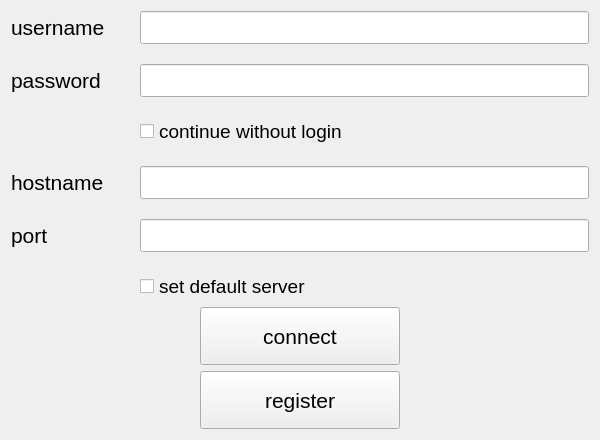
Above: src/forms/startform.ui from New-Dutchman/quotes-museum-client before the change. Below: the same form after it.
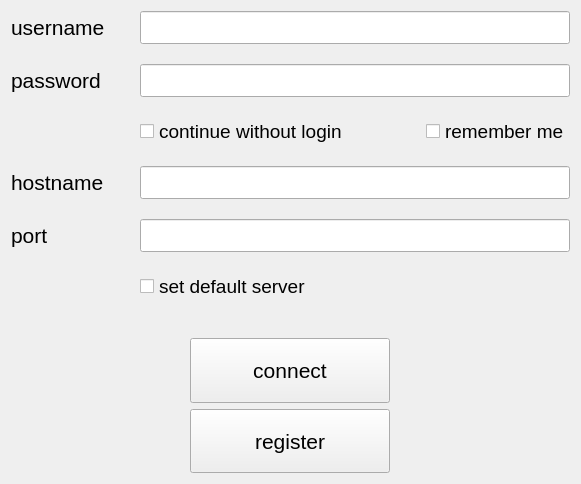
That is the form after the change.

What changed in the file:
```diff
--- a/src/forms/startform.ui
+++ b/src/forms/startform.ui
@@ -6,8 +6,8 @@
    <rect>
     <x>0</x>
     <y>0</y>
-    <width>600</width>
-    <height>440</height>
+    <width>581</width>
+    <height>484</height>
    </rect>
   </property>
   <property name="windowTitle">
@@ -63,11 +63,11 @@
         </font>
        </property>
        <property name="echoMode">
-        <enum>QLineEdit::Password</enum>
+        <enum>QLineEdit::EchoMode::Password</enum>
        </property>
       </widget>
      </item>
-     <item row="3" column="0">
+     <item row="4" column="0">
       <widget class="QLabel" name="label_3">
        <property name="font">
         <font>
@@ -79,7 +79,7 @@
        </property>
       </widget>
      </item>
-     <item row="3" column="1">
+     <item row="4" column="1">
       <widget class="QLineEdit" name="hostnameLE">
        <property name="font">
         <font>
@@ -87,11 +87,11 @@
         </font>
        </property>
        <property name="echoMode">
-        <enum>QLineEdit::Normal</enum>
+        <enum>QLineEdit::EchoMode::Normal</enum>
        </property>
       </widget>
      </item>
-     <item row="4" column="0">
+     <item row="5" column="0">
       <widget class="QLabel" name="label_4">
        <property name="maximumSize">
         <size>
@@ -109,19 +109,19 @@
        </property>
       </widget>
      </item>
-     <item row="4" column="1">
-      <widget class="QLineEdit" name="portLE">
-       <property name="font">
-        <font>
-         <pointsize>16</pointsize>
-        </font>
-       </property>
-       <property name="echoMode">
-        <enum>QLineEdit::Normal</enum>
-       </property>
-      </widget>
-     </item>
      <item row="5" column="1">
+      <widget class="QLineEdit" name="portLE">
+       <property name="font">
+        <font>
+         <pointsize>16</pointsize>
+        </font>
+       </property>
+       <property name="echoMode">
+        <enum>QLineEdit::EchoMode::Normal</enum>
+       </property>
+      </widget>
+     </item>
+     <item row="6" column="1">
       <widget class="QCheckBox" name="defaultServerCheckBox">
        <property name="font">
         <font>
@@ -136,7 +136,12 @@
        </property>
       </widget>
      </item>
-     <item row="2" column="1">
+     <item row="3" column="1">
+      <layout class="QHBoxLayout" name="horizontalLayout_4">
+       <property name="topMargin">
+        <number>0</number>
+       </property>
+       <item>
       <widget class="QCheckBox" name="defaultUserCheckBox">
        <property name="font">
         <font>
@@ -150,6 +155,23 @@
         <bool>false</bool>
        </property>
       </widget>
+       </item>
+       <item alignment="Qt::AlignmentFlag::AlignRight">
+        <widget class="QCheckBox" name="rememberMeCheckBox">
+         <property name="font">
+          <font>
+           <pointsize>14</pointsize>
+          </font>
+         </property>
+         <property name="text">
+          <string>remember me</string>
+         </property>
+         <property name="tristate">
+          <bool>false</bool>
+         </property>
+        </widget>
+       </item>
+      </layout>
      </item>
     </layout>
    </item>
```
Lines whose indentation alone changed are shown as unchanged.
